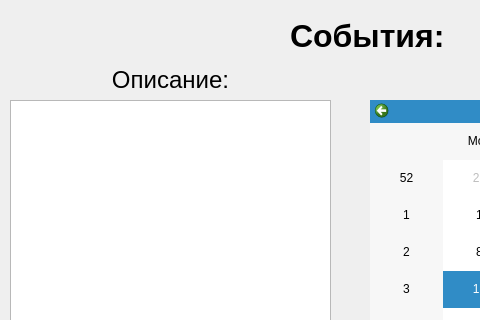
Old version of the form tracker.ui in the repository vmysoulinflames/App_organizer; both pictures show x 0 to 480 and y 0 to 320 of the 961 by 528 pixel window.
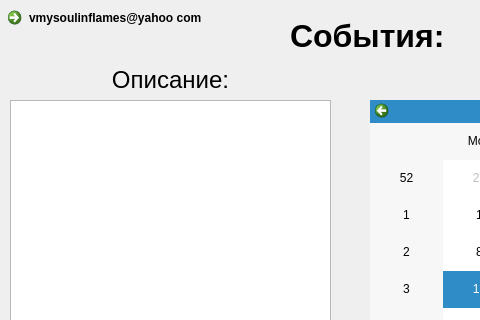
New version of the form.

What changed in the file:
```diff
--- a/tracker.ui
+++ b/tracker.ui
@@ -129,6 +129,19 @@
      <string>&lt;html&gt;&lt;head/&gt;&lt;body&gt;&lt;p align=&quot;center&quot;&gt;До наступления события осталось ХХ дней&lt;/p&gt;&lt;/body&gt;&lt;/html&gt;</string>
     </property>
    </widget>
+   <widget class="QCommandLinkButton" name="vmysoulinflames">
+    <property name="geometry">
+     <rect>
+      <x>0</x>
+      <y>0</y>
+      <width>211</width>
+      <height>31</height>
+     </rect>
+    </property>
+    <property name="text">
+     <string>vmysoulinflames@yahoo com</string>
+    </property>
+   </widget>
   </widget>
   <widget class="QMenuBar" name="menubar">
    <property name="geometry">
```
Left out of the diff: 2 changed lines with no effect on the pictures.
